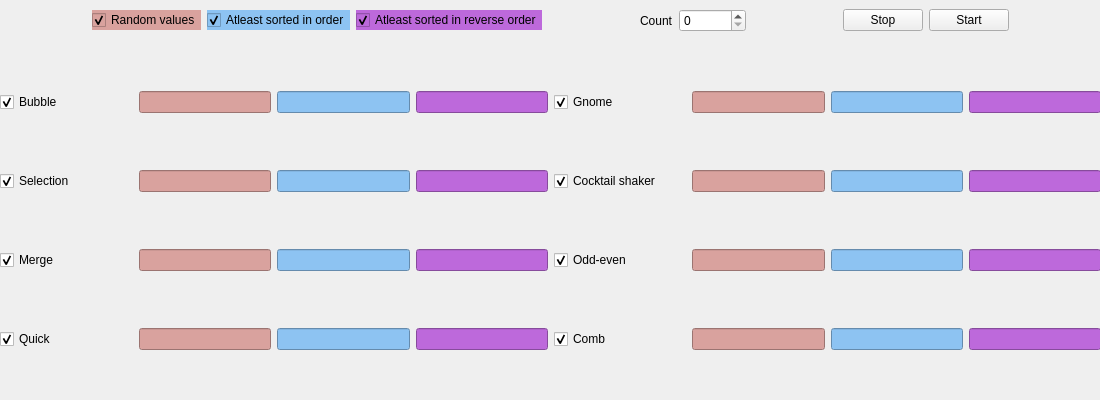
First picture: the form in lab2/algorithms_efficiency_window.ui, repository Megarekrut65/4sem-ooop-lab2, before the edit.
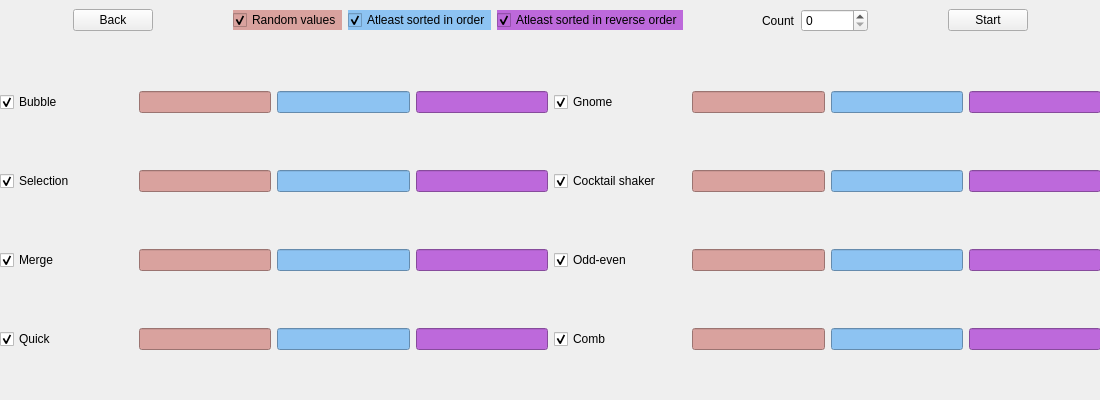
Second picture: the form after the edit.

Commit message: sort duration back button

```diff
--- a/lab2/algorithms_efficiency_window.ui
+++ b/lab2/algorithms_efficiency_window.ui
@@ -582,6 +582,26 @@
       </property>
      </spacer>
     </item>
+    <item>
+     <widget class="QPushButton" name="pushButton">
+      <property name="text">
+       <string>Back</string>
+      </property>
+     </widget>
+    </item>
+    <item>
+     <spacer name="horizontalSpacer_5">
+      <property name="orientation">
+       <enum>Qt::Horizontal</enum>
+      </property>
+      <property name="sizeHint" stdset="0">
+       <size>
+        <width>40</width>
+        <height>20</height>
+       </size>
+      </property>
+     </spacer>
+    </item>
     <item>
      <widget class="QCheckBox" name="random_checkBox">
       <property name="styleSheet">
@@ -667,13 +687,6 @@
       </property>
      </spacer>
     </item>
-    <item>
-     <widget class="QPushButton" name="stop_pushButton">
-      <property name="text">
-       <string>Stop</string>
-      </property>
-     </widget>
-    </item>
     <item>
      <widget class="QPushButton" name="start_pushButton">
       <property name="text">
```
The commit also changes 5 other files.
